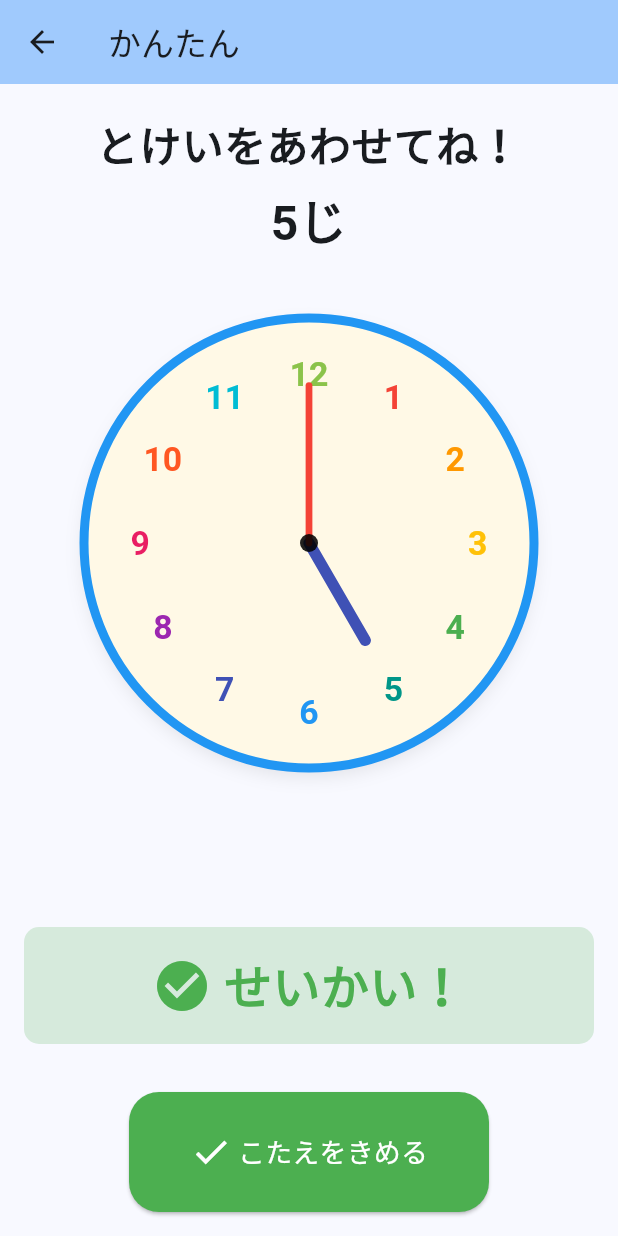
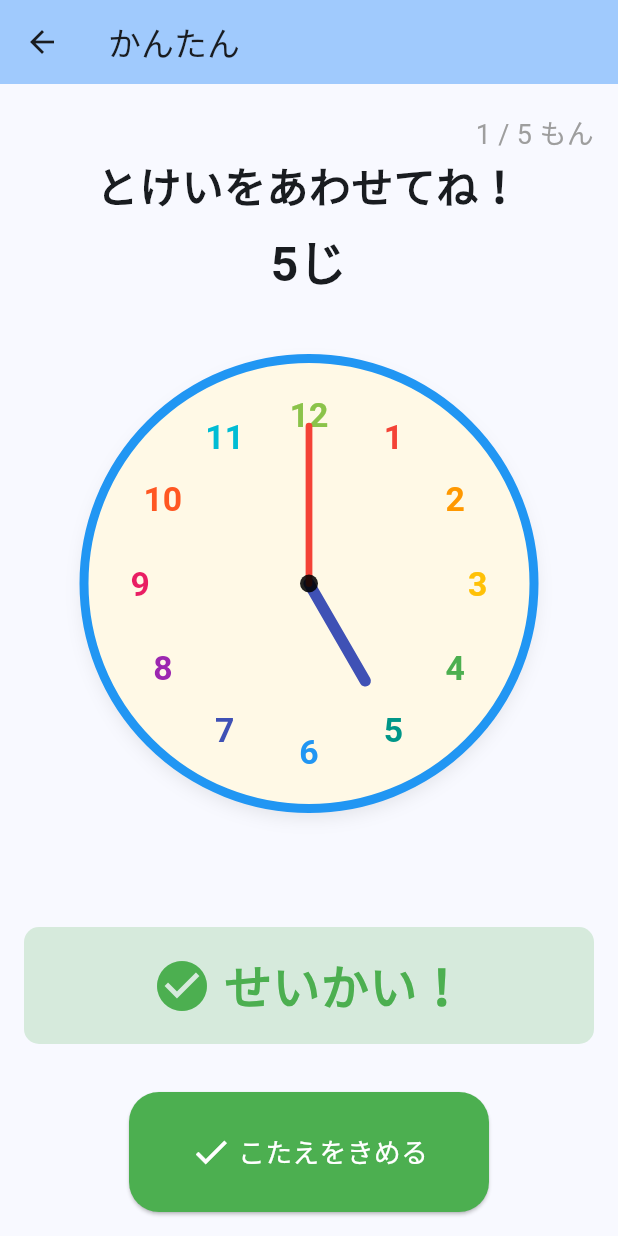
Before and after one commit to star1120eto/clock_learning, a Flutter app: the GameScreen screen opened directly with empty values, after a tap on "こたえをきめる", on a phone screen of 412 x 824 dp. Run offline on Flutter 3.47's test engine with Material 3 defaults, Android fonts, the phone set to English and light mode, and no system bars; our stand-ins replace audioplayers, shared_preferences; accounts and stored records are empty.

```diff
--- a/lib/screens/game_screen.dart
+++ b/lib/screens/game_screen.dart
@@ -9,6 +9,7 @@ import 'package:clock_learning/services/progress_service.dart';
 import 'package:clock_learning/services/audio_service.dart';
 import 'package:clock_learning/services/storage_service.dart';
 import 'package:clock_learning/utils/random_clock_start.dart';
+import 'package:clock_learning/screens/result_screen.dart';
 
 /// ゲーム画面の状態管理
 class GameState extends ChangeNotifier {
@@ -17,6 +18,11 @@ class GameState extends ChangeNotifier {
   final ProblemGeneratorService problemGenerator;
   final ProgressService progressService;
   final AudioService audioService;
+
+  static const int maxQuestions = 5;
+  int _questionCount = 0;
+  int _correctCount = 0;
+  bool _isSessionComplete = false;
 
   Problem? _currentProblem;
   List<Problem> _recentProblems = [];
@@ -34,14 +40,22 @@ class GameState extends ChangeNotifier {
   Problem? get currentProblem => _currentProblem;
   bool get isChecking => _isChecking;
   bool? get lastResult => _lastResult;
+  int get questionCount => _questionCount;
+  int get correctCount => _correctCount;
+  int get incorrectCount => _questionCount - _correctCount;
+  bool get isSessionComplete => _isSessionComplete;
 
   /// ゲームを開始
   void startGame() {
+    _questionCount = 0;
+    _correctCount = 0;
+    _isSessionComplete = false;
     _generateNextProblem();
   }
 
   /// 次の問題を生成
   void _generateNextProblem() {
+    _questionCount++;
     _currentProblem = problemGenerator.generateProblem(
       level,
       recentProblems: _recentProblems,
@@ -78,6 +92,7 @@ class GameState extends ChangeNotifier {
     );
 
     _lastResult = isCorrect;
+    if (isCorrect) _correctCount++;
 
     // 音声フィードバック
     if (isCorrect) {
@@ -96,13 +111,23 @@ class GameState extends ChangeNotifier {
     // 正解のときだけ一定時間後に次の問題へ（不正解のときは「つぎのもんだい」タップで進む）
     if (isCorrect) {
       await Future.delayed(const Duration(milliseconds: 1500));
-      _generateNextProblem();
+      if (_questionCount >= maxQuestions) {
+        _isSessionComplete = true;
+        notifyListeners();
+      } else {
+        _generateNextProblem();
+      }
     }
   }
 
   /// 次の問題へ進む（不正解表示中に「つぎのもんだい」タップで呼ばれる）
   void goToNextProblem() {
-    _generateNextProblem();
+    if (_questionCount >= maxQuestions) {
+      _isSessionComplete = true;
+      notifyListeners();
+    } else {
+      _generateNextProblem();
+    }
   }
 }
 
@@ -171,9 +196,38 @@ class _GameScreenState extends State<GameScreen> {
         ),
         body: Consumer<GameState>(
           builder: (context, gameState, _) {
+            if (gameState.isSessionComplete) {
+              WidgetsBinding.instance.addPostFrameCallback((_) {
+                if (mounted) {
+                  Navigator.pushReplacement(
+                    context,
+                    MaterialPageRoute(
+                      builder: (_) => ResultScreen(
+                        correctCount: gameState.correctCount,
+                        incorrectCount: gameState.incorrectCount,
+                        level: widget.level,
+                      ),
+                    ),
+                  );
+                }
+              });
+            }
             return Column(
               children: [
                 const SizedBox(height: 20),
+                // 問題番号
+                Padding(
+                  padding: const EdgeInsets.symmetric(horizontal: 16),
+                  child: Row(
+                    mainAxisAlignment: MainAxisAlignment.end,
+                    children: [
+                      Text(
+                        '${gameState.questionCount} / ${GameState.maxQuestions} もん',
+                        style: const TextStyle(fontSize: 18, color: Colors.grey),
+                      ),
+                    ],
+                  ),
+                ),
                 // 問題文
                 Column(
                   mainAxisAlignment: MainAxisAlignment.center,
```
Also changed, not shown: lib/screens/result_screen.dart (added, +141 -0 lines).
